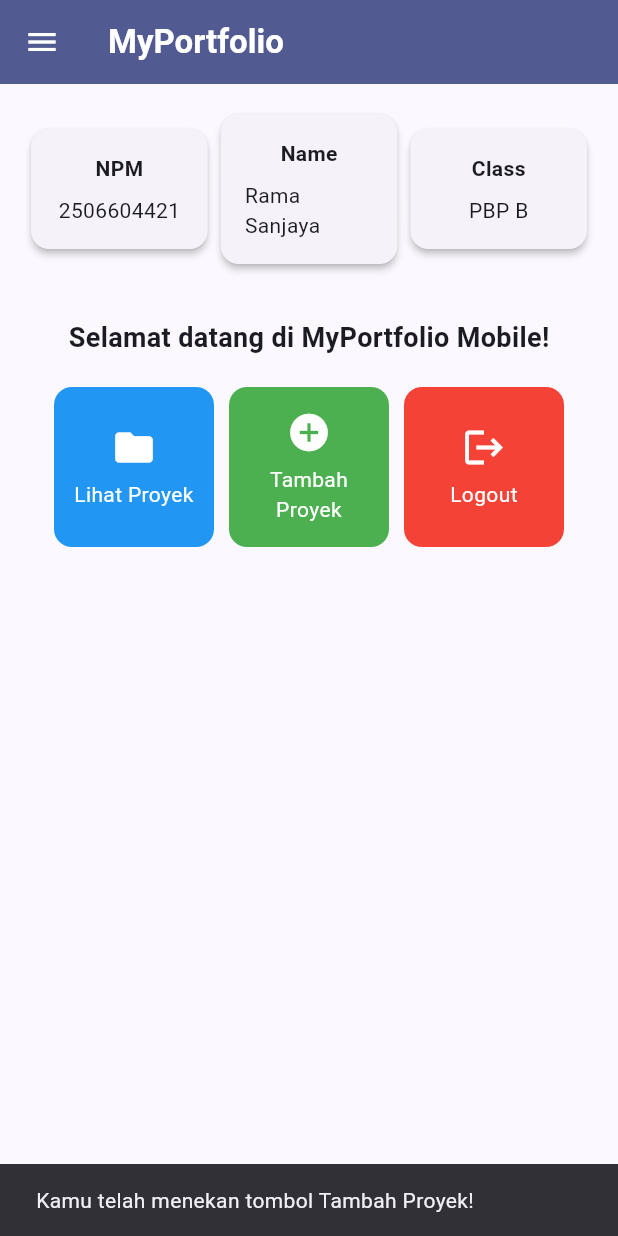
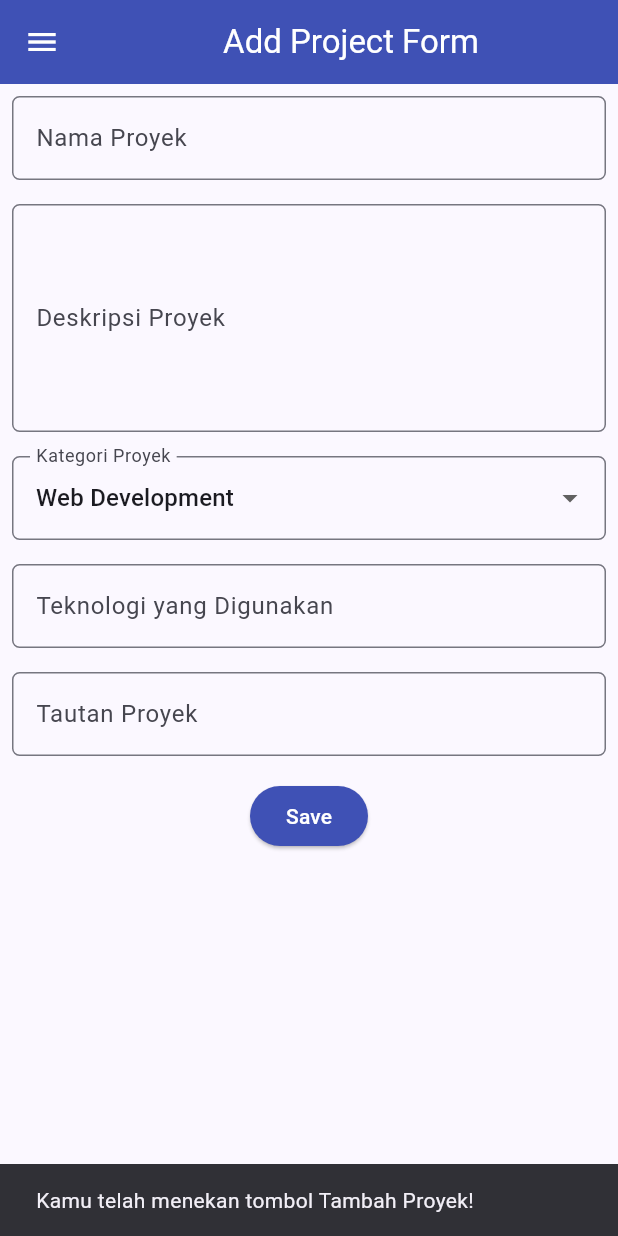
Before and after one commit to ramasanjayadx/myportofolio_mobile, a Flutter app: the LeftDrawer widget shown alone on an empty page, opened directly, after a tap on "Home", after a tap on "Tambah Proyek", on a phone screen of 412 x 824 dp. Run offline on Flutter 3.47's test engine with Material 3 defaults, Android fonts, the phone set to English and light mode, and no system bars; our stand-ins replace material_ui.

Commit message:
feat: add project form page and button navigation

```diff
--- a/lib/menu.dart
+++ b/lib/menu.dart
@@ -1,5 +1,6 @@
 import 'package:material_ui/material_ui.dart';
 import 'package:myportofolio_mobile/widgets/left_drawer.dart';
+import 'package:myportofolio_mobile/project_form.dart';
 
 class MyHomePage extends StatelessWidget {
   MyHomePage({super.key});
@@ -124,12 +125,26 @@ class ItemCard extends StatelessWidget {
       color: item.color,
       borderRadius: BorderRadius.circular(12),
       child: InkWell(
+        // Area responsif terhadap sentuhan
         onTap: () {
+          // Memunculkan SnackBar ketika diklik
           ScaffoldMessenger.of(context)
             ..hideCurrentSnackBar()
             ..showSnackBar(
-              SnackBar(content: Text("Kamu telah menekan tombol ${item.name}!"))
+              SnackBar(
+                content: Text("Kamu telah menekan tombol ${item.name}!"),
+              ),
             );
+
+          // Navigate ke halaman yang sesuai
+          if (item.name == "Tambah Proyek") {
+            Navigator.push(
+              context,
+              MaterialPageRoute(
+                builder: (context) => const ProjectFormPage(),
+              ),
+            );
+          }
         },
         child: Container(
           padding: const EdgeInsets.all(8),
--- /dev/null
+++ b/lib/project_form.dart
@@ -0,0 +1,216 @@
+import 'package:material_ui/material_ui.dart';
+import 'package:myportofolio_mobile/widgets/left_drawer.dart';
+
+class ProjectFormPage extends StatefulWidget {
+  const ProjectFormPage({super.key});
+
+  @override
+  State<ProjectFormPage> createState() => _ProjectFormPageState();
+}
+
+class _ProjectFormPageState extends State<ProjectFormPage> {
+  final _formKey = GlobalKey<FormState>();
+  String _projectName = "";
+  String _description = "";
+  String _category = "Web Development"; // default
+  String _technologies = "";
+  String _projectLink = "";
+
+  final List<String> _categories = [
+    'Web Development',
+    'Mobile Development',
+    'Machine Learning',
+    'Data Science',
+    'Other',
+  ];
+
+  @override
+  Widget build(BuildContext context) {
+    return Scaffold(
+      appBar: AppBar(
+        title: const Center(
+          child: Text(
+            'Add Project Form',
+          ),
+        ),
+        backgroundColor: Colors.indigo,
+        foregroundColor: Colors.white,
+      ),
+      drawer: const LeftDrawer(),
+      body: Form(
+        key: _formKey,
+        child: SingleChildScrollView(
+          child: Column(
+            crossAxisAlignment: CrossAxisAlignment.start,
+            children: [
+              // === Project Name ===
+              Padding(
+                padding: const EdgeInsets.all(8.0),
+                child: TextFormField(
+                  decoration: InputDecoration(
+                    hintText: "Nama Proyek",
+                    labelText: "Nama Proyek",
+                    border: OutlineInputBorder(
+                      borderRadius: BorderRadius.circular(5.0),
+                    ),
+                  ),
+                  onChanged: (String? value) {
+                    setState(() {
+                      _projectName = value!;
+                    });
+                  },
+                  validator: (String? value) {
+                    if (value == null || value.trim().isEmpty) {
+                      return "Nama proyek tidak boleh kosong!";
+                    }
+                    return null;
+                  },
+                ),
+              ),
+
+              // === Description ===
+              Padding(
+                padding: const EdgeInsets.all(8.0),
+                child: TextFormField(
+                  maxLines: 5,
+                  decoration: InputDecoration(
+                    hintText: "Deskripsi Proyek",
+                    labelText: "Deskripsi Proyek",
+                    border: OutlineInputBorder(
+                      borderRadius: BorderRadius.circular(5.0),
+                    ),
+                  ),
+                  onChanged: (String? value) {
+                    setState(() {
+                      _description = value!;
+                    });
+                  },
+                  validator: (String? value) {
+                    if (value == null || value.trim().isEmpty) {
+                      return "Deskripsi proyek tidak boleh kosong!";
+                    }
+                    return null;
+                  },
+                ),
+              ),
+
+              // === Category ===
+              Padding(
+                padding: const EdgeInsets.all(8.0),
+                child: DropdownButtonFormField<String>(
+                  decoration: InputDecoration(
+                    labelText: "Kategori Proyek",
+                    border: OutlineInputBorder(
+                      borderRadius: BorderRadius.circular(5.0),
+                    ),
+                  ),
+                  initialValue: _category,
+                  items: _categories
+                      .map((category) => DropdownMenuItem(
+                            value: category,
+                            child: Text(category),
+                          ))
+                      .toList(),
+                  onChanged: (String? newValue) {
+                    setState(() {
+                      _category = newValue!;
+                    });
+                  },
+                ),
+              ),
+
+              // === Technologies ===
+              Padding(
+                padding: const EdgeInsets.all(8.0),
+                child: TextFormField(
+                  decoration: InputDecoration(
+                    hintText: "Contoh: Flutter, Django, Figma",
+                    labelText: "Teknologi yang Digunakan",
+                    border: OutlineInputBorder(
+                      borderRadius: BorderRadius.circular(5.0),
+                    ),
+                  ),
+                  onChanged: (String? value) {
+                    setState(() {
+                      _technologies = value!;
+                    });
+                  },
+                ),
+              ),
+
+              // === Project Link ===
+              Padding(
+                padding: const EdgeInsets.all(8.0),
+                child: TextFormField(
+                  decoration: InputDecoration(
+                    hintText: "URL Proyek (opsional)",
+                    labelText: "Tautan Proyek",
+                    border: OutlineInputBorder(
+                      borderRadius: BorderRadius.circular(5.0),
+                    ),
+                  ),
+                  onChanged: (String? value) {
+                    setState(() {
+                      _projectLink = value!;
+                    });
+                  },
+                ),
+              ),
+
+              // === Tombol Simpan ===
+              Align(
+                alignment: Alignment.bottomCenter,
+                child: Padding(
+                  padding: const EdgeInsets.all(8.0),
+                  child: ElevatedButton(
+                    style: ButtonStyle(
+                      backgroundColor:
+                          WidgetStateProperty.all(Colors.indigo),
+                    ),
+                    onPressed: () {
+                      if (_formKey.currentState!.validate()) {
+                        showDialog(
+                          context: context,
+                          builder: (context) {
+                            return AlertDialog(
+                              title: const Text('Proyek berhasil ditambahkan!'),
+                              content: SingleChildScrollView(
+                                child: Column(
+                                  crossAxisAlignment: CrossAxisAlignment.start,
+                                  children: [
+                                    Text('Nama Proyek: $_projectName'),
+                                    Text('Deskripsi: $_description'),
+                                    Text('Kategori: $_category'),
+                                    Text('Teknologi: $_technologies'),
+                                    Text('Tautan: $_projectLink'),
+                                  ],
+                                ),
+                              ),
+                              actions: [
+                                TextButton(
+                                  child: const Text('OK'),
+                                  onPressed: () {
+                                    Navigator.pop(context);
+                                    _formKey.currentState!.reset();
+                                  },
+                                ),
+                              ],
+                            );
+                          },
+                        );
+                      }
+                    },
+                    child: const Text(
+                      "Save",
+                      style: TextStyle(color: Colors.white),
+                    ),
+                  ),
+                ),
+              ),
+            ],
+          ),
+        ),
+      ),
+    );
+  }
+}
--- a/lib/widgets/left_drawer.dart
+++ b/lib/widgets/left_drawer.dart
@@ -1,6 +1,6 @@
 import 'package:material_ui/material_ui.dart';
 import 'package:myportofolio_mobile/menu.dart';
-// TODO: Impor halaman ProjectFormPage jika sudah dibuat
+import 'package:myportofolio_mobile/project_form.dart';
 
 class LeftDrawer extends StatelessWidget {
   const LeftDrawer({super.key});
@@ -54,9 +54,12 @@ class LeftDrawer extends StatelessWidget {
             title: const Text('Add Project'),
             // Navigasi ke halaman tambah proyek
             onTap: () {
-              /*
-              TODO: Buatlah routing ke halaman ProjectFormPage yang akan dibuat nanti.
-              */
+              Navigator.pushReplacement(
+                context,
+                MaterialPageRoute(
+                  builder: (context) => const ProjectFormPage(),
+                ),
+              );
             },
           ),
         ],
```
